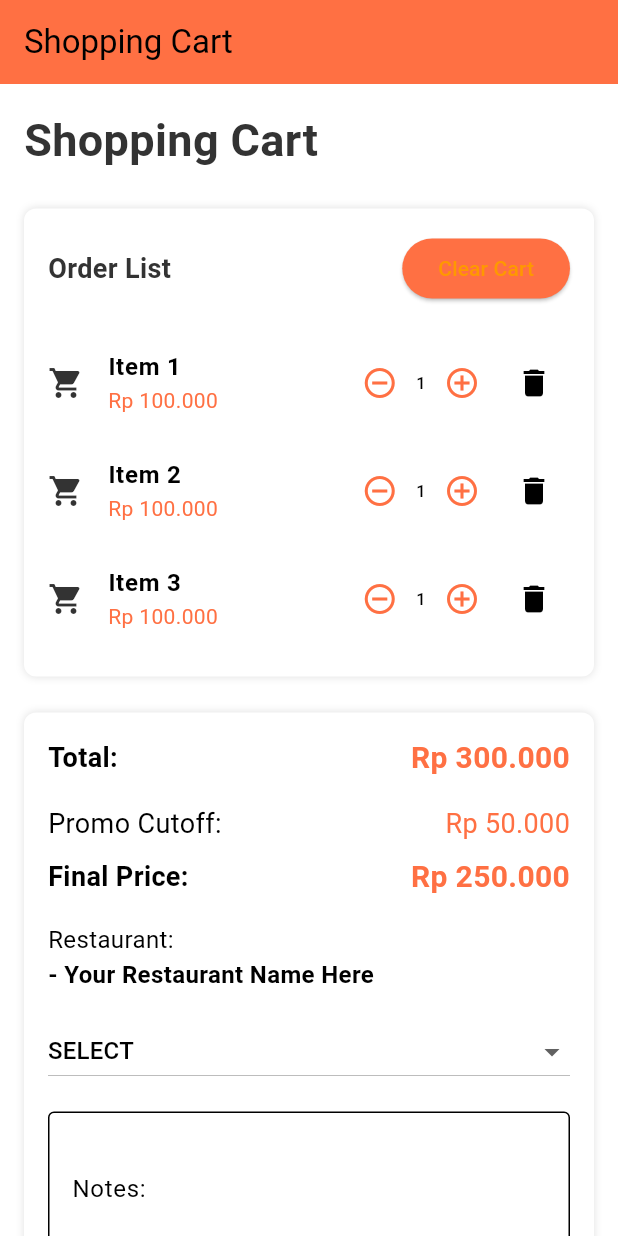
After one commit to PBP-242-D11/roso-jogja-mobile, a Flutter app: the ShoppingCartPage screen opened directly, on a phone screen of 412 x 824 dp. The commit adds this screen. Run offline on Flutter 3.47's test engine with Material 3 defaults, Android fonts, the phone set to English and light mode, and no system bars.

Commit message:
feat: init static cart page

```diff
--- /dev/null
+++ b/lib/features/cart-and-order/pages/cart_screen.dart
@@ -0,0 +1,204 @@
+import 'package:flutter/material.dart';
+
+void main() => runApp(const MyApp());
+
+class MyApp extends StatelessWidget {
+  const MyApp({super.key});
+
+  @override
+  Widget build(BuildContext context) {
+    return const MaterialApp(
+      debugShowCheckedModeBanner: false,
+      home: ShoppingCartPage(),
+    );
+  }
+}
+
+class ShoppingCartPage extends StatelessWidget {
+  const ShoppingCartPage({super.key});
+
+  @override
+  Widget build(BuildContext context) {
+    return Scaffold(
+      appBar: AppBar(
+        title: const Text('Shopping Cart'),
+        backgroundColor: const Color(0xFFFF7043), // Match the button color
+      ),
+      body: SingleChildScrollView(
+        child: Padding(
+          padding: const EdgeInsets.all(16.0),
+          child: Column(
+            crossAxisAlignment: CrossAxisAlignment.start,
+            children: [
+              // Title
+              const Text(
+                'Shopping Cart',
+                style: TextStyle(fontSize: 30, fontWeight: FontWeight.bold, color: Color(0xFF333333)),
+              ),
+              const SizedBox(height: 24),
+
+              // Cart items container (mock static content)
+              Container(
+                decoration: BoxDecoration(
+                  color: Colors.white,
+                  borderRadius: BorderRadius.circular(8),
+                  boxShadow: [BoxShadow(blurRadius: 4, color: Colors.grey.shade300)],
+                ),
+                child: Padding(
+                  padding: const EdgeInsets.all(16.0),
+                  child: Column(
+                    crossAxisAlignment: CrossAxisAlignment.start,
+                    children: [
+                      // Order List Header
+                      Row(
+                        mainAxisAlignment: MainAxisAlignment.spaceBetween,
+                        children: [
+                          const Text(
+                            'Order List',
+                            style: TextStyle(fontSize: 18, fontWeight: FontWeight.bold, color: Color(0xFF333333)),
+                          ),
+                          ElevatedButton(
+                            onPressed: () {},
+                            style: ElevatedButton.styleFrom(
+                              backgroundColor: const Color(0xFFFF7043), // Button color
+                            ),
+                            child: const Text('Clear Cart'),
+                          ),
+                        ],
+                      ),
+                      const SizedBox(height: 16),
+
+                      // Mock Cart Items
+                      ListView.builder(
+                        shrinkWrap: true,
+                        itemCount: 3, // Example 3 items
+                        itemBuilder: (context, index) {
+                          return ListTile(
+                            contentPadding: EdgeInsets.zero,
+                            leading: const Icon(Icons.shopping_cart, color: Color(0xFF333333)),
+                            title: Text('Item ${index + 1}', style: const TextStyle(fontWeight: FontWeight.bold)),
+                            subtitle: const Text('Rp 100.000', style: TextStyle(color: Color(0xFFFF7043))),
+                            trailing: Row(
+                              mainAxisSize: MainAxisSize.min,
+                              children: [
+                                IconButton(
+                                  onPressed: () {},
+                                  icon: const Icon(Icons.remove_circle_outline, color: Color(0xFFFF7043)),
+                                ),
+                                const Text('1'),
+                                IconButton(
+                                  onPressed: () {},
+                                  icon: const Icon(Icons.add_circle_outline, color: Color(0xFFFF7043)),
+                                ),
+                                IconButton(
+                                  onPressed: () {},
+                                  icon: const Icon(Icons.delete, color: Colors.black),
+                                ),
+                              ],
+                            ),
+                          );
+                        },
+                      ),
+                    ],
+                  ),
+                ),
+              ),
+              const SizedBox(height: 24),
+
+              // Order Details Section
+              Container(
+                decoration: BoxDecoration(
+                  color: Colors.white,
+                  borderRadius: BorderRadius.circular(8),
+                  boxShadow: [BoxShadow(blurRadius: 4, color: Colors.grey.shade300)],
+                ),
+                child: Padding(
+                  padding: const EdgeInsets.all(16.0),
+                  child: Column(
+                    crossAxisAlignment: CrossAxisAlignment.start,
+                    children: [
+                      // Total Price
+                      const Row(
+                        mainAxisAlignment: MainAxisAlignment.spaceBetween,
+                        children: [
+                          Text('Total:', style: TextStyle(fontSize: 18, fontWeight: FontWeight.bold)),
+                          Text('Rp 300.000', style: TextStyle(fontSize: 20, fontWeight: FontWeight.bold, color: Color(0xFFFF7043))),
+                        ],
+                      ),
+                      const SizedBox(height: 16),
+
+                      // Promo Section (Hidden for now)
+                      // Note: This part can be conditionally displayed later
+                      const Column(
+                        crossAxisAlignment: CrossAxisAlignment.start,
+                        children: [
+                          Row(
+                            mainAxisAlignment: MainAxisAlignment.spaceBetween,
+                            children: [
+                              Text('Promo Cutoff:', style: TextStyle(fontSize: 18)),
+                              Text('Rp 50.000', style: TextStyle(fontSize: 18, color: Color(0xFFFF7043))),
+                            ],
+                          ),
+                          SizedBox(height: 8),
+                          Row(
+                            mainAxisAlignment: MainAxisAlignment.spaceBetween,
+                            children: [
+                              Text('Final Price:', style: TextStyle(fontSize: 18, fontWeight: FontWeight.bold)),
+                              Text('Rp 250.000', style: TextStyle(fontSize: 20, fontWeight: FontWeight.bold, color: Color(0xFFFF7043))),
+                            ],
+                          ),
+                        ],
+                      ),
+                      const SizedBox(height: 16),
+
+                      // Payment and Notes Section
+                      const Text('Restaurant:', style: TextStyle(fontSize: 16)),
+                      const Text('- Your Restaurant Name Here', style: TextStyle(fontSize: 16, fontWeight: FontWeight.bold)),
+                      const SizedBox(height: 16),
+
+                      // Payment Method Dropdown
+                      DropdownButton<String>(
+                        isExpanded: true,
+                        value: 'SELECT',
+                        onChanged: (newValue) {},
+                        items: <String>['SELECT', 'Cash on Delivery', 'Credit Card', 'PayPal']
+                            .map<DropdownMenuItem<String>>((String value) {
+                          return DropdownMenuItem<String>(
+                            value: value,
+                            child: Text(value),
+                          );
+                        }).toList(),
+                      ),
+                      const SizedBox(height: 16),
+
+                      // Notes Section
+                      const TextField(
+                        maxLines: 3,
+                        decoration: InputDecoration(
+                          labelText: 'Notes:',
+                          border: OutlineInputBorder(),
+                          hintText: 'Write additional notes here...',
+                        ),
+                      ),
+                      const SizedBox(height: 16),
+
+                      // Order Button
+                      ElevatedButton(
+                        onPressed: () {},
+                        style: ElevatedButton.styleFrom(
+                          backgroundColor: const Color(0xFFFF7043),
+                          padding: const EdgeInsets.symmetric(vertical: 14),
+                        ),
+                        child: const Text('Order Now', style: TextStyle(color: Colors.white, fontWeight: FontWeight.bold)),
+                      ),
+                    ],
+                  ),
+                ),
+              ),
+            ],
+          ),
+        ),
+      ),
+    );
+  }
+}
--- a/lib/main.dart
+++ b/lib/main.dart
@@ -1,5 +1,6 @@
 import 'package:flutter/material.dart';
 import 'features/auth/pages/login.dart';
+import 'features/cart-and-order/pages/cart_screen.dart';
 
 void main() {
   runApp(const MyApp());
```
Also changed, not shown: lib/features/cart-and-order/pages/order_form.dart (added), lib/features/cart-and-order/pages/order_history.dart (added), lib/features/cart-and-order/provider/order_provider.dart (added).
